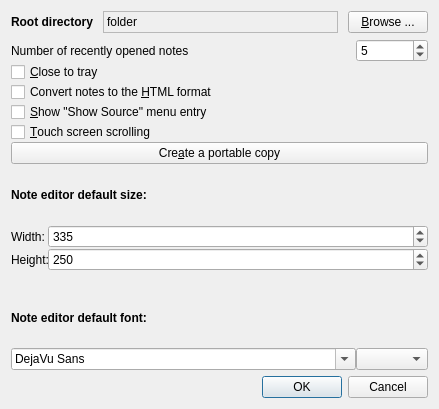
Above: src/ui/preferences.ui from hakaishi/nobleNote before the change. Below: the same form after it.
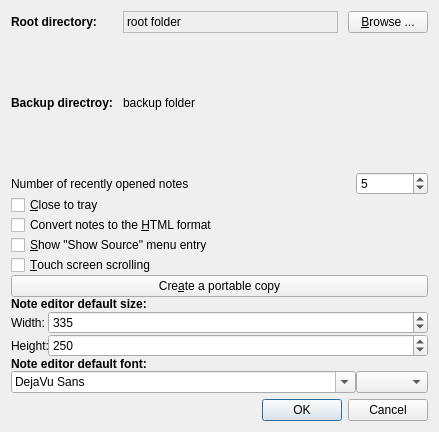
That is the form after the change. Icons and pictures are not drawn.

Diff of the .ui file:
```diff
--- a/src/ui/preferences.ui
+++ b/src/ui/preferences.ui
@@ -7,7 +7,7 @@
     <x>0</x>
     <y>0</y>
     <width>439</width>
-    <height>409</height>
+    <height>432</height>
    </rect>
   </property>
   <property name="windowTitle">
@@ -37,14 +37,14 @@
      </property>
     </widget>
    </item>
-   <item row="3" column="0" colspan="3">
+   <item row="4" column="0" colspan="3">
     <widget class="QDialogButtonBox" name="buttonBox">
      <property name="standardButtons">
       <set>QDialogButtonBox::Cancel|QDialogButtonBox::Ok</set>
      </property>
     </widget>
    </item>
-   <item row="2" column="0" colspan="3">
+   <item row="3" column="0" colspan="3">
     <layout class="QGridLayout" name="gridLayout_2">
      <item row="9" column="0">
       <widget class="QFontComboBox" name="fontComboBox">
@@ -213,7 +213,7 @@
       <enum>QFrame::StyledPanel</enum>
      </property>
      <property name="text">
-      <string>folder</string>
+      <string notr="true">root folder</string>
      </property>
     </widget>
    </item>
@@ -232,7 +232,33 @@
       </font>
      </property>
      <property name="text">
-      <string>Root directory</string>
+      <string>Root directory:</string>
+     </property>
+    </widget>
+   </item>
+   <item row="1" column="0">
+    <widget class="QLabel" name="backupLabel">
+     <property name="sizePolicy">
+      <sizepolicy hsizetype="Fixed" vsizetype="Preferred">
+       <horstretch>0</horstretch>
+       <verstretch>0</verstretch>
+      </sizepolicy>
+     </property>
+     <property name="font">
+      <font>
+       <weight>75</weight>
+       <bold>true</bold>
+      </font>
+     </property>
+     <property name="text">
+      <string>Backup directroy:</string>
+     </property>
+    </widget>
+   </item>
+   <item row="1" column="1" colspan="2">
+    <widget class="QLabel" name="backupPathLabel">
+     <property name="text">
+      <string notr="true">backup folder</string>
      </property>
     </widget>
    </item>
```
Left out of the diff: 4 changed lines with no effect on the pictures.
